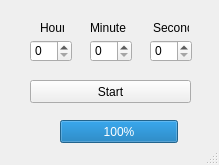
Old version of the form mainwindow.ui in the repository tomxuetoy/Qt_timer.
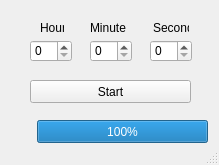
New version of the form.

Patch:
```diff
--- a/mainwindow.ui
+++ b/mainwindow.ui
@@ -95,9 +95,9 @@
    <widget class="QProgressBar" name="progressBar">
     <property name="geometry">
      <rect>
-      <x>60</x>
+      <x>37</x>
       <y>120</y>
-      <width>118</width>
+      <width>171</width>
       <height>23</height>
      </rect>
     </property>
```
